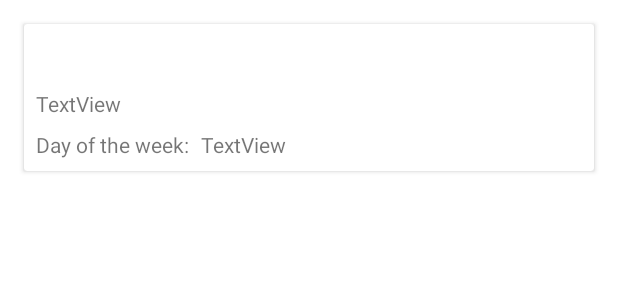
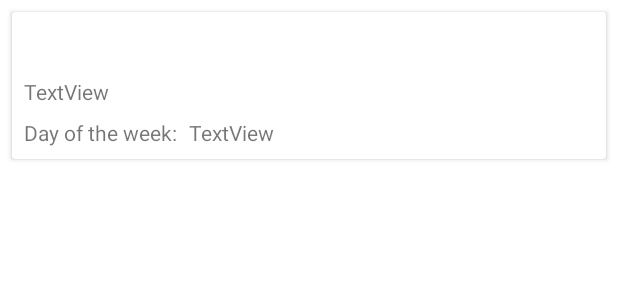
Before and after one commit to stm28561/Notes, an Android app: the layout note_item.xml on its own in the app's theme, with its tools: preview values and no code run, on a phone screen of 412 x 824 dp. Shown: the top 300 px of the screen. Run offline under Robolectric (Android 15) with nearby library versions, the phone set to English and light mode, and no system bars.

Commit message:
Some design fixes

```diff
--- a/app/src/main/res/layout/note_item.xml
+++ b/app/src/main/res/layout/note_item.xml
@@ -4,7 +4,7 @@
     xmlns:tools="http://schemas.android.com/tools"
     android:layout_height="wrap_content"
     android:layout_width="match_parent"
-    android:layout_margin="16dp">
+    android:layout_margin="8dp">
 
     <androidx.constraintlayout.widget.ConstraintLayout
 
```
Also changed, not shown: 2 other files.
